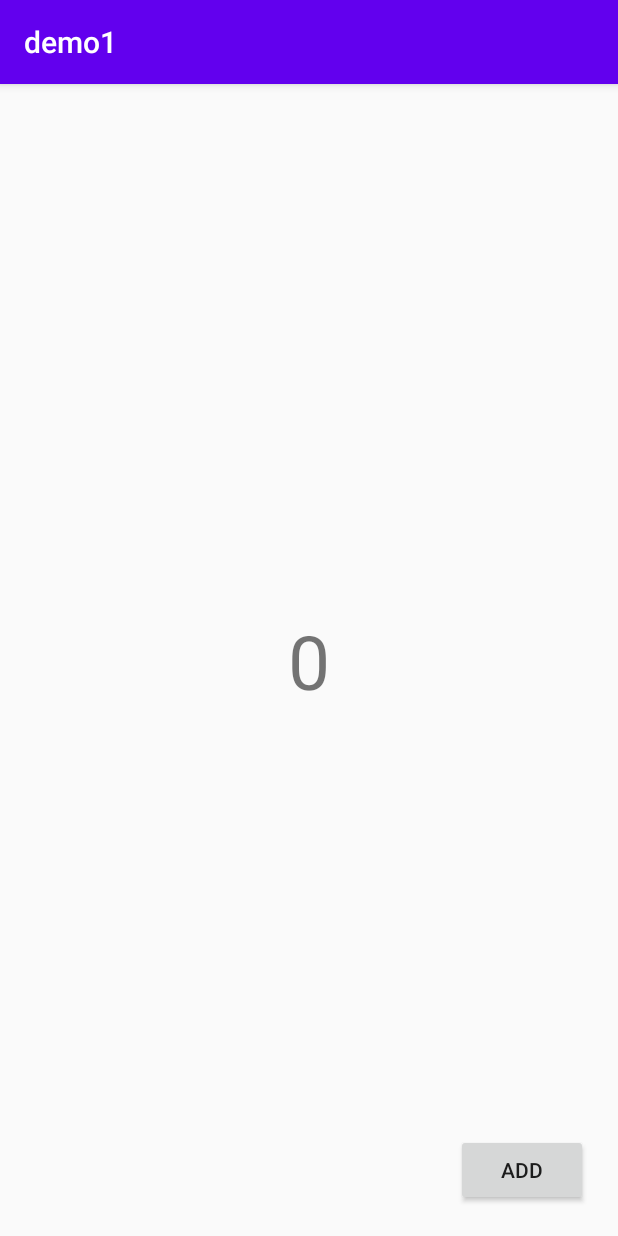
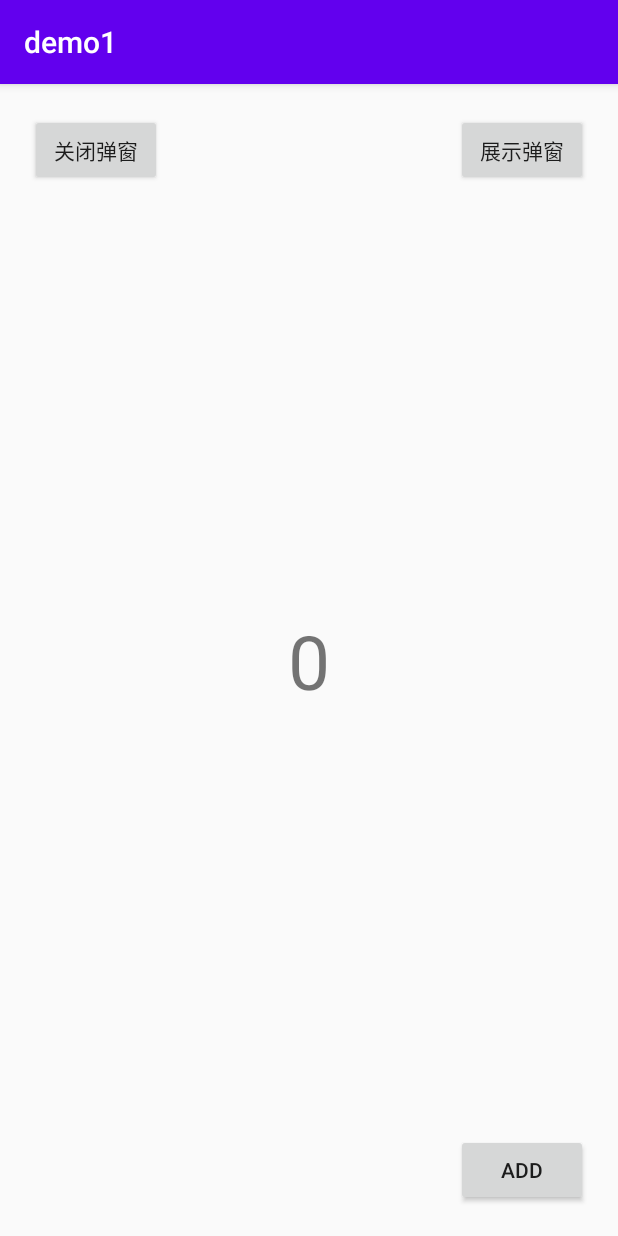
Before and after one commit to Jesen-H/jetpack-MVVM, an Android app: the screen it shows after launch (MainActivity), on a phone screen of 412 x 824 dp. Run offline under Robolectric (Android 15) with nearby library versions, the phone set to English and light mode, and no system bars; our stand-ins replace data binding.

```diff
--- a/app/src/main/java/com/jesen/demo1/module/main/model/MainModel.java
+++ b/app/src/main/java/com/jesen/demo1/module/main/model/MainModel.java
@@ -3,14 +3,16 @@ package com.jesen.demo1.module.main.model;
 import androidx.lifecycle.LiveData;
 import androidx.lifecycle.MutableLiveData;
 
+import com.jesen.architecture.model.BaseModel;
+
 /**
  * 接口处理
  */
-public class MainModel {
+public class MainModel extends BaseModel {
 
     private final MutableLiveData<String> valLiveData = new MutableLiveData<>();
 
-    public LiveData<String> getValLiveData() {
+    public LiveData<String> value() {
         return valLiveData;
     }
 
--- a/app/src/main/java/com/jesen/demo1/module/main/view/MainActivity.java
+++ b/app/src/main/java/com/jesen/demo1/module/main/view/MainActivity.java
@@ -3,6 +3,7 @@ package com.jesen.demo1.module.main.view;
 import android.widget.Toast;
 
 import androidx.databinding.ViewDataBinding;
+import androidx.lifecycle.Observer;
 
 import com.jesen.architecture.callback.LifecycleCallBack;
 import com.jesen.architecture.ui.BaseActivity;
@@ -30,7 +31,14 @@ public class MainActivity extends BaseActivity {
         viewModel = getActivityScopeViewModel(MainViewModel.class);
         binding.setViewModel(viewModel);
         binding.setClick(new ClickProxy());
-        viewModel.model.getValLiveData().observe(this, s -> viewModel.count.set(s));
+        viewModel.model.value().observe(this, s -> viewModel.count.set(s));
+        viewModel.model.loading().observe(this, aBoolean -> {
+            if (aBoolean) {
+                Toast.makeText(MainActivity.this, "展示弹窗", Toast.LENGTH_SHORT).show();
+            } else {
+                Toast.makeText(MainActivity.this, "关闭弹窗", Toast.LENGTH_SHORT).show();
+            }
+        });
     }
 
     public class ClickProxy {
@@ -38,5 +46,13 @@ public class MainActivity extends BaseActivity {
         public void addClick() {
             viewModel.model.requestCount(viewModel.count.get());
         }
+
+        public void showLoadingClick() {
+            viewModel.model.showLoading();
+        }
+
+        public void hideLoadingClick() {
+            viewModel.model.hideLoading();
+        }
     }
 }
--- a/app/src/main/res/layout/activity_main.xml
+++ b/app/src/main/res/layout/activity_main.xml
@@ -40,6 +40,28 @@
             app:layout_constraintBottom_toBottomOf="parent"
             app:layout_constraintEnd_toEndOf="parent" />
 
+        <Button
+            android:id="@+id/btn_show"
+            android:layout_width="wrap_content"
+            android:layout_height="wrap_content"
+            android:onClick="@{() -> click.showLoadingClick()}"
+            android:text="@string/show"
+            android:layout_marginHorizontal="20dp"
+            android:layout_marginVertical="20dp"
+            app:layout_constraintTop_toTopOf="parent"
+            app:layout_constraintEnd_toEndOf="parent" />
+
+        <Button
+            android:id="@+id/btn_hide"
+            android:layout_width="wrap_content"
+            android:layout_height="wrap_content"
+            android:onClick="@{() -> click.hideLoadingClick()}"
+            android:text="@string/hide"
+            android:layout_marginHorizontal="20dp"
+            android:layout_marginVertical="20dp"
+            app:layout_constraintTop_toTopOf="parent"
+            app:layout_constraintStart_toStartOf="parent" />
+
     </androidx.constraintlayout.widget.ConstraintLayout>
 
 </layout>
--- a/app/src/main/res/values/strings.xml
+++ b/app/src/main/res/values/strings.xml
@@ -2,4 +2,6 @@
     <string name="app_name">demo1</string>
     <string name="add">Add</string>
     <string name="close">关闭页面</string>
+    <string name="hide">关闭弹窗</string>
+    <string name="show">展示弹窗</string>
 </resources>
--- /dev/null
+++ b/architecture/src/main/java/com/jesen/architecture/model/BaseModel.java
@@ -0,0 +1,27 @@
+package com.jesen.architecture.model;
+
+import androidx.lifecycle.LiveData;
+import androidx.lifecycle.MutableLiveData;
+
+public abstract class BaseModel {
+
+    private final MutableLiveData<Boolean> showLoadingData = new MutableLiveData<>();
+
+    public LiveData<Boolean> loading() {
+        return showLoadingData;
+    }
+
+    public void showLoading() {
+        if (showLoadingData.getValue() == null || !showLoadingData.getValue())
+            showLoadingData.setValue(true);
+    }
+
+    public void hideLoading() {
+        if (showLoadingData.getValue() == null || showLoadingData.getValue())
+            showLoadingData.setValue(false);
+    }
+
+//    {
+//        showLoadingData.setValue(null);
+//    }
+}
```
